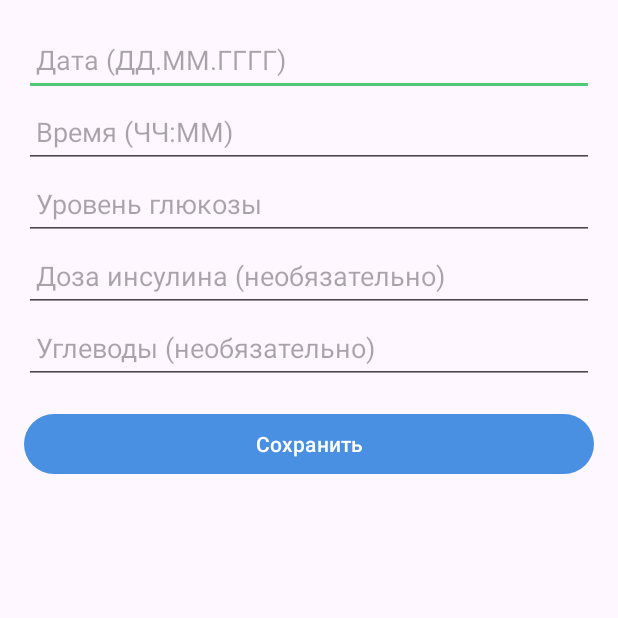
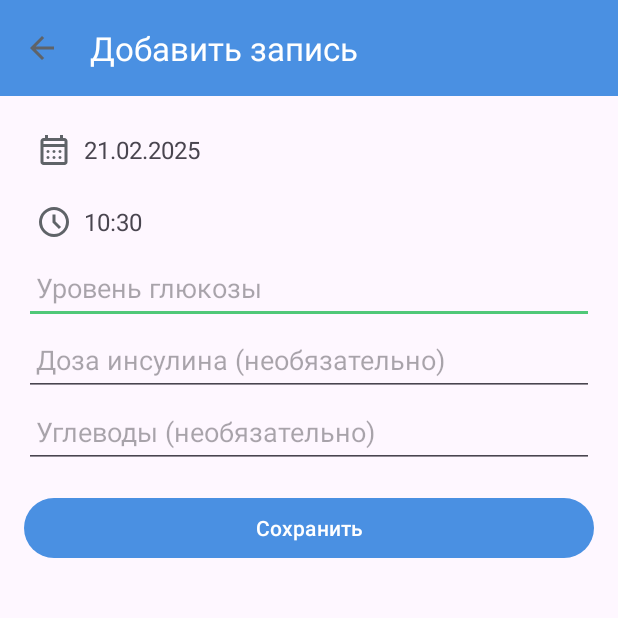
Before and after one commit to VladislavGundorin/MyDiabetesApp, an Android app: the AddEntryActivity screen opened directly, with no data from a screen before it, on a phone screen of 412 x 824 dp, the top half of it. Run offline under Robolectric (Android 15) with nearby library versions, the phone set to English and light mode, and no system bars; our stand-ins replace Room's generated code.

Commit message:
Выбор даты и времени через ateickerialog и imeickerialog для выбора и редактирования значений.

```diff
--- a/app/src/main/java/com/example/mydiabetesapp/ui/addentry/AddEntryActivity.kt
+++ b/app/src/main/java/com/example/mydiabetesapp/ui/addentry/AddEntryActivity.kt
@@ -1,5 +1,7 @@
 package com.example.mydiabetesapp.ui.addentry
 
+import android.app.DatePickerDialog
+import android.app.TimePickerDialog
 import android.os.Bundle
 import android.widget.Toast
 import androidx.appcompat.app.AppCompatActivity
@@ -10,6 +12,7 @@ import com.example.mydiabetesapp.databinding.ActivityAddEntryBinding
 import com.example.mydiabetesapp.repository.GlucoseRepository
 import com.example.mydiabetesapp.ui.viewmodel.GlucoseViewModel
 import com.example.mydiabetesapp.ui.viewmodel.GlucoseViewModelFactory
+import java.util.Calendar
 
 class AddEntryActivity : AppCompatActivity() {
 
@@ -21,14 +24,46 @@ class AddEntryActivity : AppCompatActivity() {
         binding = ActivityAddEntryBinding.inflate(layoutInflater)
         setContentView(binding.root)
 
+        val calendar = Calendar.getInstance()
+        updateDateInView(calendar)
+        updateTimeInView(calendar)
+
+        binding.tvDate.setOnClickListener {
+            val currentDate = Calendar.getInstance()
+            DatePickerDialog(
+                this,
+                { _, year, month, dayOfMonth ->
+                    val selectedDate = String.format("%02d.%02d.%d", dayOfMonth, month + 1, year)
+                    binding.tvDate.text = selectedDate
+                },
+                currentDate.get(Calendar.YEAR),
+                currentDate.get(Calendar.MONTH),
+                currentDate.get(Calendar.DAY_OF_MONTH)
+            ).show()
+        }
+
+        binding.tvTime.setOnClickListener {
+            val currentTime = Calendar.getInstance()
+            TimePickerDialog(
+                this,
+                { _, hourOfDay, minute ->
+                    val selectedTime = String.format("%02d:%02d", hourOfDay, minute)
+                    binding.tvTime.text = selectedTime
+                },
+                currentTime.get(Calendar.HOUR_OF_DAY),
+                currentTime.get(Calendar.MINUTE),
+                true
+            ).show()
+        }
+
         val dao = AppDatabase.getDatabase(this).glucoseDao()
         val repository = GlucoseRepository(dao)
         val factory = GlucoseViewModelFactory(repository)
         viewModel = ViewModelProvider(this, factory).get(GlucoseViewModel::class.java)
 
         binding.btnSave.setOnClickListener {
-            val date = binding.etDate.text.toString()
-            val time = binding.etTime.text.toString()
+            val date = binding.tvDate.text.toString()
+            val time = binding.tvTime.text.toString()
             val glucoseLevel = binding.etGlucose.text.toString().toFloatOrNull()
             val insulinDose = binding.etInsulin.text.toString().toFloatOrNull()
             val carbs = binding.etCarbs.text.toString().toFloatOrNull()
@@ -49,4 +84,22 @@ class AddEntryActivity : AppCompatActivity() {
             }
         }
     }
+    private fun updateDateInView(calendar: Calendar) {
+        val date = String.format(
+            "%02d.%02d.%d",
+            calendar.get(Calendar.DAY_OF_MONTH),
+            calendar.get(Calendar.MONTH) + 1,
+            calendar.get(Calendar.YEAR)
+        )
+        binding.tvDate.text = date
+    }
+
+    private fun updateTimeInView(calendar: Calendar) {
+        val time = String.format(
+            "%02d:%02d",
+            calendar.get(Calendar.HOUR_OF_DAY),
+            calendar.get(Calendar.MINUTE)
+        )
+        binding.tvTime.text = time
+    }
 }
--- /dev/null
+++ b/app/src/main/res/drawable/ic_arrow_back.xml
@@ -0,0 +1,9 @@
+<vector xmlns:android="http://schemas.android.com/apk/res/android"
+    android:width="24dp"
+    android:height="24dp"
+    android:viewportWidth="960"
+    android:viewportHeight="960">
+  <path
+      android:pathData="m313,520 l224,224 -57,56 -320,-320 320,-320 57,56 -224,224h487v80L313,520Z"
+      android:fillColor="#5f6368"/>
+</vector>
--- /dev/null
+++ b/app/src/main/res/drawable/ic_calendar.xml
@@ -0,0 +1,9 @@
+<vector xmlns:android="http://schemas.android.com/apk/res/android"
+    android:width="24dp"
+    android:height="24dp"
+    android:viewportWidth="960"
+    android:viewportHeight="960">
+  <path
+      android:pathData="M200,880q-33,0 -56.5,-23.5T120,800v-560q0,-33 23.5,-56.5T200,160h40v-80h80v80h320v-80h80v80h40q33,0 56.5,23.5T840,240v560q0,33 -23.5,56.5T760,880L200,880ZM200,800h560v-400L200,400v400ZM200,320h560v-80L200,240v80ZM200,320v-80,80ZM480,560q-17,0 -28.5,-11.5T440,520q0,-17 11.5,-28.5T480,480q17,0 28.5,11.5T520,520q0,17 -11.5,28.5T480,560ZM320,560q-17,0 -28.5,-11.5T280,520q0,-17 11.5,-28.5T320,480q17,0 28.5,11.5T360,520q0,17 -11.5,28.5T320,560ZM640,560q-17,0 -28.5,-11.5T600,520q0,-17 11.5,-28.5T640,480q17,0 28.5,11.5T680,520q0,17 -11.5,28.5T640,560ZM480,720q-17,0 -28.5,-11.5T440,680q0,-17 11.5,-28.5T480,640q17,0 28.5,11.5T520,680q0,17 -11.5,28.5T480,720ZM320,720q-17,0 -28.5,-11.5T280,680q0,-17 11.5,-28.5T320,640q17,0 28.5,11.5T360,680q0,17 -11.5,28.5T320,720ZM640,720q-17,0 -28.5,-11.5T600,680q0,-17 11.5,-28.5T640,640q17,0 28.5,11.5T680,680q0,17 -11.5,28.5T640,720Z"
+      android:fillColor="#5f6368"/>
+</vector>
--- /dev/null
+++ b/app/src/main/res/drawable/ic_clock.xml
@@ -0,0 +1,9 @@
+<vector xmlns:android="http://schemas.android.com/apk/res/android"
+    android:width="24dp"
+    android:height="24dp"
+    android:viewportWidth="960"
+    android:viewportHeight="960">
+  <path
+      android:pathData="m612,668 l56,-56 -148,-148v-184h-80v216l172,172ZM480,880q-83,0 -156,-31.5T197,763q-54,-54 -85.5,-127T80,480q0,-83 31.5,-156T197,197q54,-54 127,-85.5T480,80q83,0 156,31.5T763,197q54,54 85.5,127T880,480q0,83 -31.5,156T763,763q-54,54 -127,85.5T480,880ZM480,480ZM480,800q133,0 226.5,-93.5T800,480q0,-133 -93.5,-226.5T480,160q-133,0 -226.5,93.5T160,480q0,133 93.5,226.5T480,800Z"
+      android:fillColor="#5f6368"/>
+</vector>
--- a/app/src/main/res/layout/activity_add_entry.xml
+++ b/app/src/main/res/layout/activity_add_entry.xml
@@ -1,6 +1,21 @@
 <?xml version="1.0" encoding="utf-8"?>
+<LinearLayout
+    xmlns:android="http://schemas.android.com/apk/res/android"
+    xmlns:app="http://schemas.android.com/apk/res-auto"
+    android:orientation="vertical"
+    android:layout_width="match_parent"
+    android:layout_height="match_parent">
+
+    <androidx.appcompat.widget.Toolbar
+        android:id="@+id/toolbar"
+        android:layout_width="match_parent"
+        android:layout_height="?attr/actionBarSize"
+        android:background="?attr/colorPrimary"
+        app:title="Добавить запись"
+        app:titleTextColor="@android:color/white"
+        app:navigationIcon="@drawable/ic_arrow_back" />
+
     <ScrollView
-    xmlns:android="http://schemas.android.com/apk/res/android"
         android:layout_width="match_parent"
         android:layout_height="match_parent">
 
@@ -10,21 +25,56 @@
             android:orientation="vertical"
             android:padding="16dp">
 
-        <EditText
-            android:id="@+id/etDate"
+            <LinearLayout
+                android:id="@+id/containerDate"
                 android:layout_width="match_parent"
                 android:layout_height="wrap_content"
-            android:minHeight="48dp"
+                android:orientation="horizontal"
+                android:gravity="center_vertical"
                 android:padding="8dp"
-            android:hint="Дата (ДД.ММ.ГГГГ)" />
+                android:background="?attr/selectableItemBackground">
 
-        <EditText
-            android:id="@+id/etTime"
+                <ImageView
+                    android:layout_width="24dp"
+                    android:layout_height="24dp"
+                    android:src="@drawable/ic_calendar"
+                    android:contentDescription="Календарь" />
+
+                <TextView
+                    android:id="@+id/tvDate"
+                    android:layout_width="0dp"
+                    android:layout_height="wrap_content"
+                    android:layout_marginStart="8dp"
+                    android:layout_weight="1"
+                    android:text="Выберите дату"
+                    android:textSize="16sp" />
+            </LinearLayout>
+
+            <LinearLayout
+                android:id="@+id/containerTime"
                 android:layout_width="match_parent"
                 android:layout_height="wrap_content"
-            android:minHeight="48dp"
+                android:orientation="horizontal"
+                android:gravity="center_vertical"
                 android:padding="8dp"
-            android:hint="Время (ЧЧ:ММ)" />
+                android:layout_marginTop="8dp"
+                android:background="?attr/selectableItemBackground">
+
+                <ImageView
+                    android:layout_width="24dp"
+                    android:layout_height="24dp"
+                    android:src="@drawable/ic_clock"
+                    android:contentDescription="Часы" />
+                <TextView
+                    android:id="@+id/tvTime"
+                    android:layout_width="0dp"
+                    android:layout_height="wrap_content"
+                    android:layout_marginStart="8dp"
+                    android:layout_weight="1"
+                    android:text="Выберите время"
+                    android:textSize="16sp" />
+
+            </LinearLayout>
 
             <EditText
                 android:id="@+id/etGlucose"
@@ -61,3 +111,4 @@
                 android:layout_marginTop="16dp"/>
         </LinearLayout>
     </ScrollView>
+</LinearLayout>
```
Lines whose indentation alone changed are shown as unchanged.
